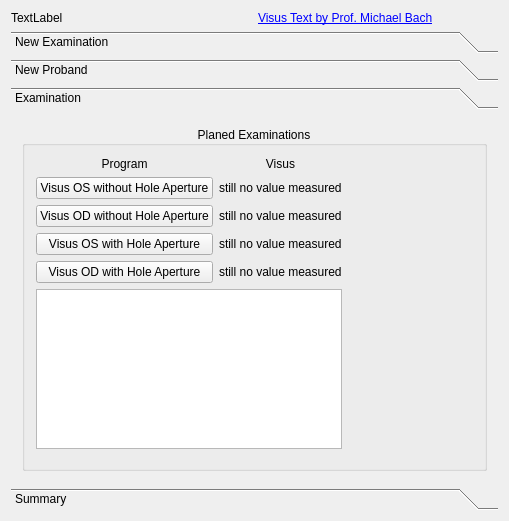
First picture: the form in mainwidget.ui, repository samuelohterion/VisusTestWrapper, before the edit.
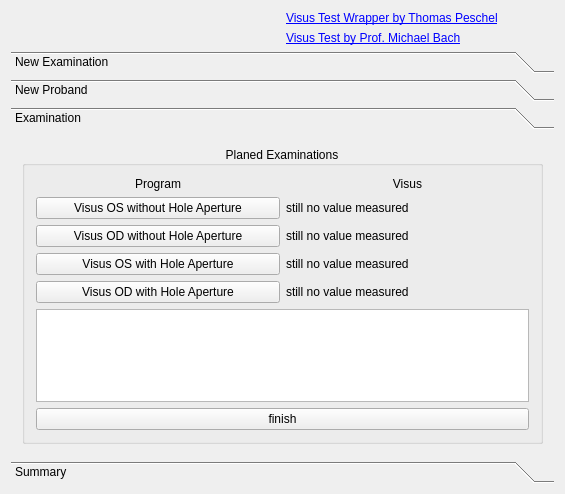
Second picture: the form after the edit. The open tabs and pages were chosen to show the change.

Patch:
```diff
--- a/mainwidget.ui
+++ b/mainwidget.ui
@@ -6,49 +6,26 @@
    <rect>
     <x>0</x>
     <y>0</y>
-    <width>509</width>
-    <height>521</height>
+    <width>565</width>
+    <height>494</height>
    </rect>
   </property>
   <property name="windowTitle">
    <string>Visus Test Wrapper</string>
   </property>
   <layout class="QGridLayout" name="gridLayout">
-   <item row="0" column="1">
-    <widget class="QLabel" name="label">
-     <property name="text">
-      <string>&lt;a href=&quot;www.michaelbach.de/misc/fat1/index-de.html&quot;&gt;Visus Text by Prof. Michael Bach&lt;/a&gt;</string>
-     </property>
-    </widget>
-   </item>
-   <item row="0" column="0">
-    <widget class="QLabel" name="label_2">
-     <property name="text">
-      <string>TextLabel</string>
-     </property>
-     <property name="textFormat">
-      <enum>Qt::RichText</enum>
-     </property>
-     <property name="openExternalLinks">
-      <bool>true</bool>
-     </property>
-     <property name="textInteractionFlags">
-      <set>Qt::TextBrowserInteraction</set>
-     </property>
-    </widget>
-   </item>
-   <item row="2" column="0" colspan="2">
+   <item row="3" column="0" colspan="2">
     <widget class="QToolBox" name="toolBox">
      <property name="currentIndex">
-      <number>0</number>
+      <number>2</number>
      </property>
      <widget class="QWidget" name="widgetNewExamination">
       <property name="geometry">
        <rect>
         <x>0</x>
         <y>0</y>
-        <width>491</width>
-        <height>341</height>
+        <width>547</width>
+        <height>306</height>
        </rect>
       </property>
       <attribute name="label">
@@ -125,8 +102,8 @@
        <rect>
         <x>0</x>
         <y>0</y>
-        <width>491</width>
-        <height>341</height>
+        <width>547</width>
+        <height>306</height>
        </rect>
       </property>
       <attribute name="label">
@@ -206,8 +183,8 @@
        <rect>
         <x>0</x>
         <y>0</y>
-        <width>491</width>
-        <height>341</height>
+        <width>533</width>
+        <height>316</height>
        </rect>
       </property>
       <attribute name="label">
@@ -279,6 +256,9 @@
             </property>
            </widget>
           </item>
+          <item row="5" column="0" colspan="2">
+           <widget class="QPlainTextEdit" name="plainTextEdit"/>
+          </item>
           <item row="0" column="1">
            <widget class="QLabel" name="labelVisus">
             <property name="text">
@@ -312,21 +292,12 @@
             </property>
            </spacer>
           </item>
-          <item row="2" column="2">
-           <spacer name="horizontalSpacer">
-            <property name="orientation">
-             <enum>Qt::Horizontal</enum>
+          <item row="7" column="0" colspan="2">
+           <widget class="QPushButton" name="pushButtonFinishExamination">
+            <property name="text">
+             <string>finish</string>
             </property>
-            <property name="sizeHint" stdset="0">
-             <size>
-              <width>40</width>
-              <height>20</height>
-             </size>
-            </property>
-           </spacer>
-          </item>
-          <item row="5" column="0" colspan="2">
-           <widget class="QPlainTextEdit" name="plainTextEdit"/>
+           </widget>
           </item>
          </layout>
         </widget>
@@ -338,8 +309,8 @@
        <rect>
         <x>0</x>
         <y>0</y>
-        <width>491</width>
-        <height>341</height>
+        <width>547</width>
+        <height>306</height>
        </rect>
       </property>
       <attribute name="label">
@@ -390,6 +361,29 @@
      </widget>
     </widget>
    </item>
+   <item row="1" column="1">
+    <widget class="QLabel" name="label_2">
+     <property name="text">
+      <string>&lt;html&gt;&lt;head/&gt;&lt;body&gt;&lt;p&gt;&lt;a href=&quot;www.michaelbach.de/misc/fat1/index-de.html&quot;&gt;&lt;span style=&quot; text-decoration: underline; color:#0000ff;&quot;&gt;Visus Test Wrapper by Thomas Peschel&lt;/span&gt;&lt;/a&gt;&lt;/p&gt;&lt;/body&gt;&lt;/html&gt;</string>
+     </property>
+     <property name="textFormat">
+      <enum>Qt::RichText</enum>
+     </property>
+     <property name="openExternalLinks">
+      <bool>true</bool>
+     </property>
+     <property name="textInteractionFlags">
+      <set>Qt::TextBrowserInteraction</set>
+     </property>
+    </widget>
+   </item>
+   <item row="2" column="1">
+    <widget class="QLabel" name="label">
+     <property name="text">
+      <string>&lt;html&gt;&lt;head/&gt;&lt;body&gt;&lt;p&gt;&lt;a href=&quot;www.michaelbach.de/misc/fat1/index-de.html&quot;&gt;&lt;span style=&quot; text-decoration: underline; color:#0000ff;&quot;&gt;Visus Test by Prof. Michael Bach&lt;/span&gt;&lt;/a&gt;&lt;/p&gt;&lt;/body&gt;&lt;/html&gt;</string>
+     </property>
+    </widget>
+   </item>
   </layout>
  </widget>
  <layoutdefault spacing="6" margin="11"/>
```
